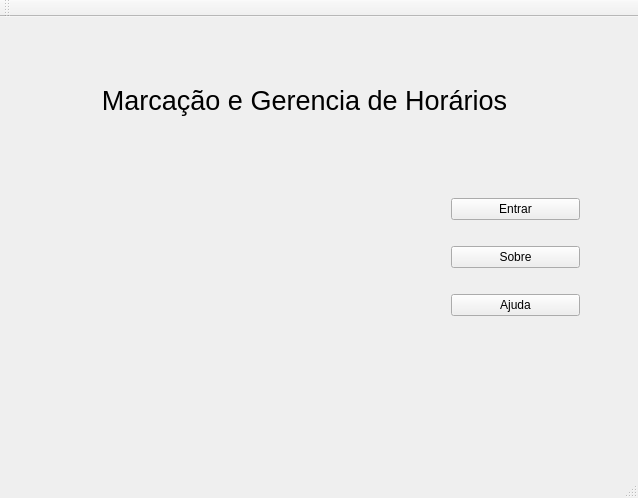
Old version of the form Fernanda/forminicio.ui in the repository UnPComp2013/Grupo5.
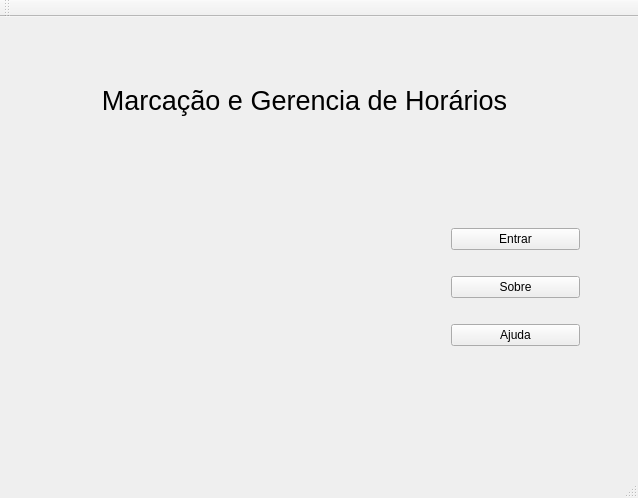
New version of the form.

```diff
--- a/Fernanda/forminicio.ui
+++ b/Fernanda/forminicio.ui
@@ -55,7 +55,7 @@
     <property name="geometry">
      <rect>
       <x>440</x>
-      <y>150</y>
+      <y>180</y>
       <width>151</width>
       <height>181</height>
      </rect>
```
Left out of the diff: 36 changed lines with no effect on the pictures.
